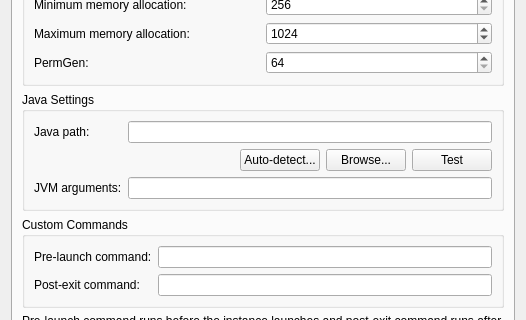
This is gui/dialogs/SettingsDialog.ui in FreesmTeam/FreesmLauncher as Qt 5 draws it before an edit; both pictures show x 0 to 526 and y 82 to 402 of the 526 by 599 pixel window. The edited form follows.
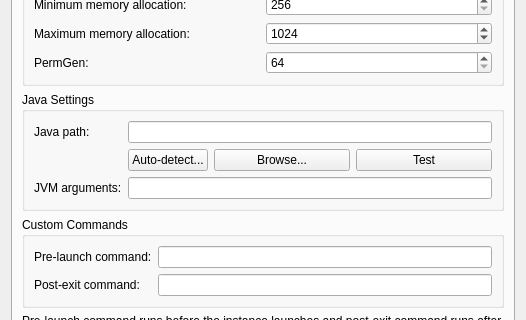
This is the edited form. The open tabs and pages were chosen to show the change. Icons and pictures are not drawn.

Commit message: Add java checker to the instance settings

What changed in the file:
```diff
--- a/gui/dialogs/SettingsDialog.ui
+++ b/gui/dialogs/SettingsDialog.ui
@@ -413,10 +413,23 @@
           <item row="2" column="1" colspan="5">
            <widget class="QLineEdit" name="jvmArgsTextBox"/>
           </item>
-          <item row="1" column="5">
+          <item row="1" column="1">
+           <widget class="QPushButton" name="javaDetectBtn">
+            <property name="sizePolicy">
+             <sizepolicy hsizetype="Preferred" vsizetype="Fixed">
+              <horstretch>0</horstretch>
+              <verstretch>0</verstretch>
+             </sizepolicy>
+            </property>
+            <property name="text">
+             <string>Auto-detect...</string>
+            </property>
+           </widget>
+          </item>
+          <item row="1" column="4" colspan="2">
            <widget class="QPushButton" name="javaTestBtn">
             <property name="sizePolicy">
-             <sizepolicy hsizetype="Fixed" vsizetype="Fixed">
+             <sizepolicy hsizetype="Preferred" vsizetype="Fixed">
               <horstretch>0</horstretch>
               <verstretch>0</verstretch>
              </sizepolicy>
@@ -426,10 +439,10 @@
             </property>
            </widget>
           </item>
-          <item row="1" column="4">
+          <item row="1" column="2" colspan="2">
            <widget class="QPushButton" name="javaBrowseBtn">
             <property name="sizePolicy">
-             <sizepolicy hsizetype="Fixed" vsizetype="Fixed">
+             <sizepolicy hsizetype="Preferred" vsizetype="Fixed">
               <horstretch>0</horstretch>
               <verstretch>0</verstretch>
              </sizepolicy>
@@ -439,19 +452,6 @@
             </property>
            </widget>
           </item>
-          <item row="1" column="3">
-           <widget class="QPushButton" name="javaDetectBtn">
-            <property name="sizePolicy">
-             <sizepolicy hsizetype="Fixed" vsizetype="Fixed">
-              <horstretch>0</horstretch>
-              <verstretch>0</verstretch>
-             </sizepolicy>
-            </property>
-            <property name="text">
-             <string>Auto-detect...</string>
-            </property>
-           </widget>
-          </item>
          </layout>
         </widget>
        </item>
```
Left out of the diff: 4 changed lines with no effect on the pictures. The commit also changes 5 other files.
